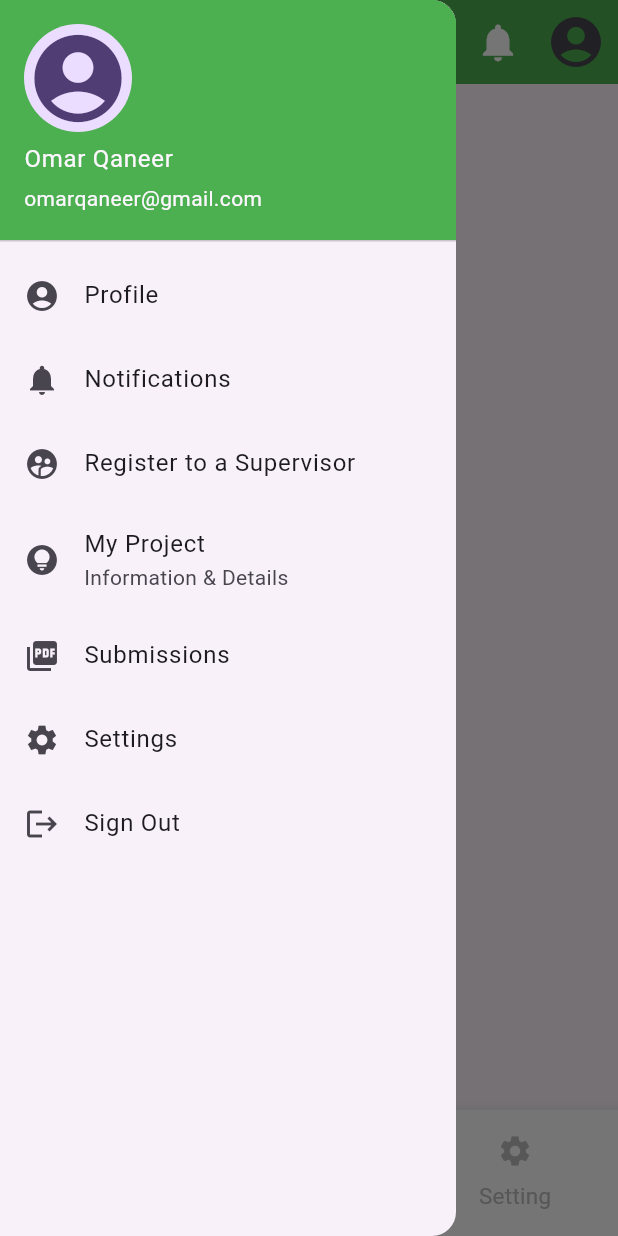
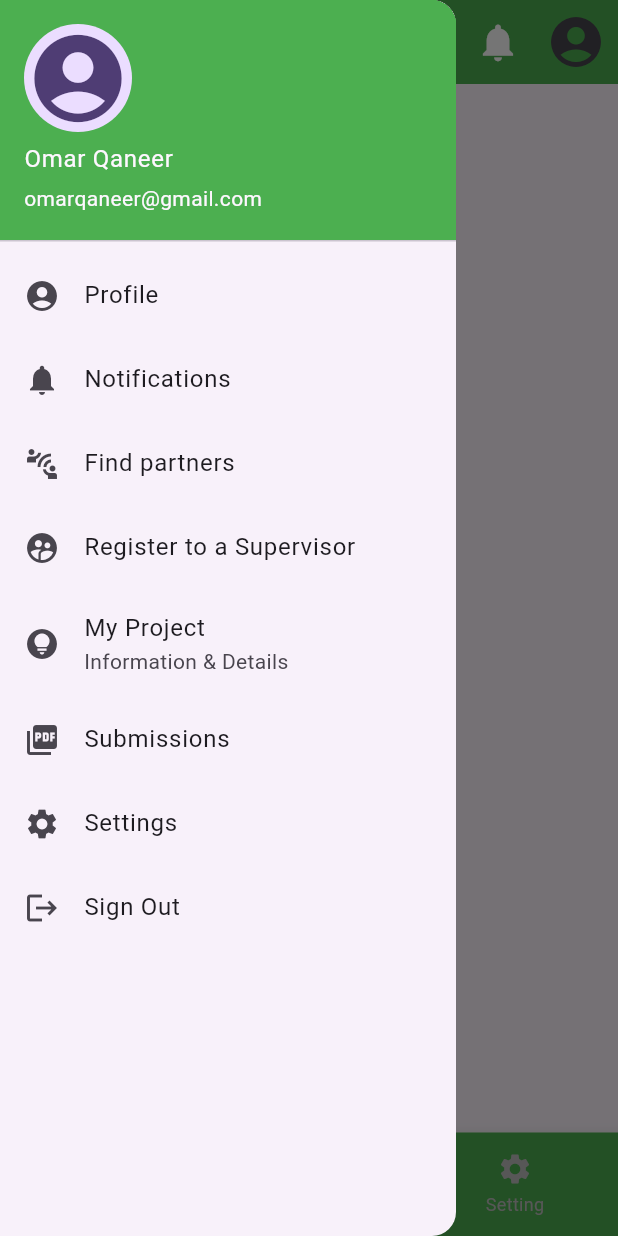
Before and after one commit to Omar-Qaneer/LetsGraduate_Mobile, a Flutter app: the StudentHomeScreen screen opened by its route, with the side drawer open, on a phone screen of 412 x 824 dp. Run offline on Flutter 3.47's test engine with Material 3 defaults, Android fonts, the phone set to English and light mode, and no system bars; our stand-ins replace flutter_otp_text_field, get, shared_preferences; accounts and stored records are empty.

Commit message:
Edit on StudentHomescsreen Page
Add Find Partners in the NavBar Widget and remove selectedIconTheme and iconSize properties from BottomNavigationBar

```diff
--- a/lib/view/screen/student/student_homescreen.dart
+++ b/lib/view/screen/student/student_homescreen.dart
@@ -18,11 +18,9 @@ class StudentHomeScreen extends StatelessWidget {
                     selectedIndex = value;
                     controller.changePage(value);
                   },
-                  backgroundColor: Colors.white,
+                  backgroundColor: Colors.green,
                   selectedItemColor: Colors.black,
                   unselectedItemColor: Colors.grey[400],
-                  selectedFontSize: 20,
-                  unselectedFontSize: 15,
                   items: const [
                     BottomNavigationBarItem(
                       icon: Icon(Icons.home),
--- a/lib/view/widget/student/custom_navbar_student.dart
+++ b/lib/view/widget/student/custom_navbar_student.dart
@@ -37,6 +37,11 @@ class CustomNavBarStudent extends StatelessWidget {
                     onTap: () {},
                   ),
                   ListTile(
+                    leading: const Icon(Icons.connect_without_contact),
+                    title: const Text("Find partners"),
+                    onTap: () {},
+                  ),
+                  ListTile(
                     leading: const Icon(Icons.supervised_user_circle_sharp),
                     title: const Text("Register to a Supervisor"),
                     onTap: () {},
```
